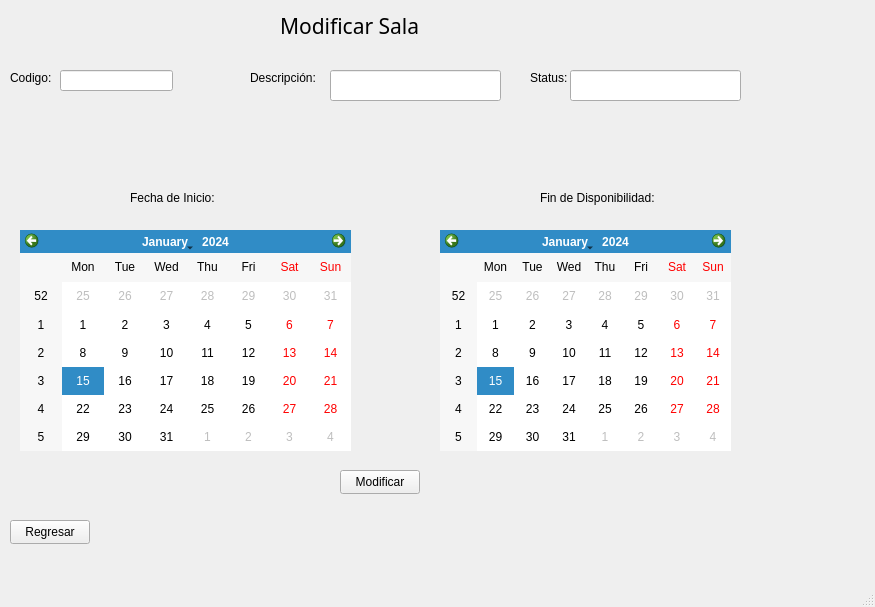
Above: App_Medica/mainwindow.ui from alejandra057/App_Medica_Progra3 before the change. Below: the same form after it.
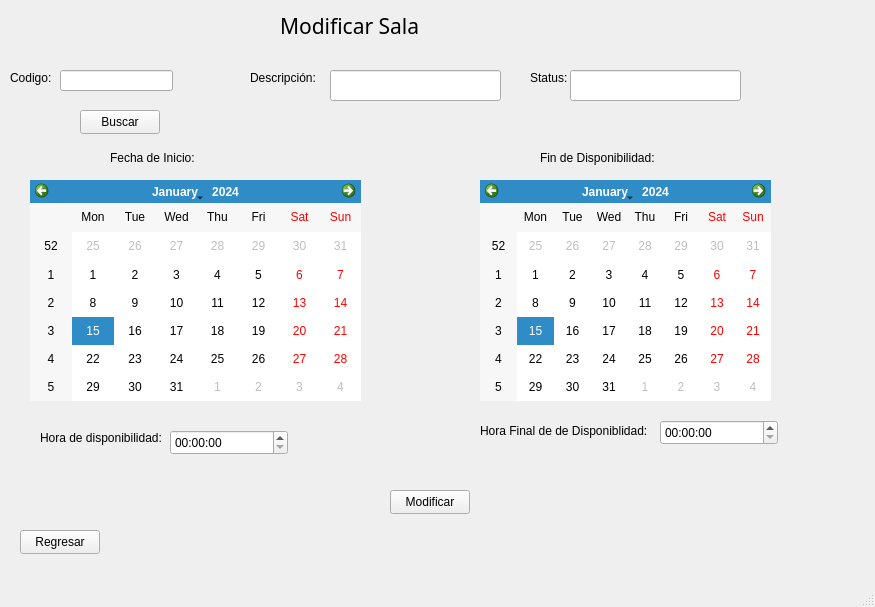
That is the form after the change. The open tabs and pages were chosen to show the change.

```diff
--- a/App_Medica/mainwindow.ui
+++ b/App_Medica/mainwindow.ui
@@ -1004,8 +1004,8 @@
      <widget class="QCalendarWidget" name="fechaStarModi">
       <property name="geometry">
        <rect>
-        <x>40</x>
-        <y>230</y>
+        <x>50</x>
+        <y>180</y>
         <width>331</width>
         <height>221</height>
        </rect>
@@ -1014,8 +1014,8 @@
      <widget class="QCalendarWidget" name="fechaFinalDisponibilidad">
       <property name="geometry">
        <rect>
-        <x>460</x>
-        <y>230</y>
+        <x>500</x>
+        <y>180</y>
         <width>291</width>
         <height>221</height>
        </rect>
@@ -1024,8 +1024,8 @@
      <widget class="QLabel" name="label_29">
       <property name="geometry">
        <rect>
-        <x>150</x>
-        <y>190</y>
+        <x>130</x>
+        <y>150</y>
         <width>91</width>
         <height>16</height>
        </rect>
@@ -1038,7 +1038,7 @@
       <property name="geometry">
        <rect>
         <x>560</x>
-        <y>190</y>
+        <y>150</y>
         <width>121</width>
         <height>16</height>
        </rect>
@@ -1050,8 +1050,8 @@
      <widget class="QPushButton" name="pushButton_26">
       <property name="geometry">
        <rect>
-        <x>360</x>
-        <y>470</y>
+        <x>410</x>
+        <y>490</y>
         <width>80</width>
         <height>24</height>
        </rect>
@@ -1063,8 +1063,8 @@
      <widget class="QPushButton" name="pushButton_27">
       <property name="geometry">
        <rect>
-        <x>30</x>
-        <y>520</y>
+        <x>40</x>
+        <y>530</y>
         <width>80</width>
         <height>24</height>
        </rect>
@@ -1083,6 +1083,65 @@
        </rect>
       </property>
      </widget>
+     <widget class="QPushButton" name="buscar_sala_btn">
+      <property name="geometry">
+       <rect>
+        <x>100</x>
+        <y>110</y>
+        <width>80</width>
+        <height>24</height>
+       </rect>
+      </property>
+      <property name="text">
+       <string>Buscar</string>
+      </property>
+     </widget>
+     <widget class="QLabel" name="label_115">
+      <property name="geometry">
+       <rect>
+        <x>60</x>
+        <y>430</y>
+        <width>131</width>
+        <height>16</height>
+       </rect>
+      </property>
+      <property name="text">
+       <string>Hora de disponibilidad:</string>
+      </property>
+     </widget>
+     <widget class="QLabel" name="label_116">
+      <property name="geometry">
+       <rect>
+        <x>500</x>
+        <y>420</y>
+        <width>171</width>
+        <height>21</height>
+       </rect>
+      </property>
+      <property name="text">
+       <string>Hora Final de de Disponiblidad:</string>
+      </property>
+     </widget>
+     <widget class="QTimeEdit" name="horainicio_modi">
+      <property name="geometry">
+       <rect>
+        <x>190</x>
+        <y>430</y>
+        <width>118</width>
+        <height>25</height>
+       </rect>
+      </property>
+     </widget>
+     <widget class="QTimeEdit" name="horafinal_modi">
+      <property name="geometry">
+       <rect>
+        <x>680</x>
+        <y>420</y>
+        <width>118</width>
+        <height>25</height>
+       </rect>
+      </property>
+     </widget>
     </widget>
     <widget class="QWidget" name="EliminarSala_2">
      <widget class="QLabel" name="label_31">
```
Left out of the diff: 83 changed lines with no effect on the pictures.
